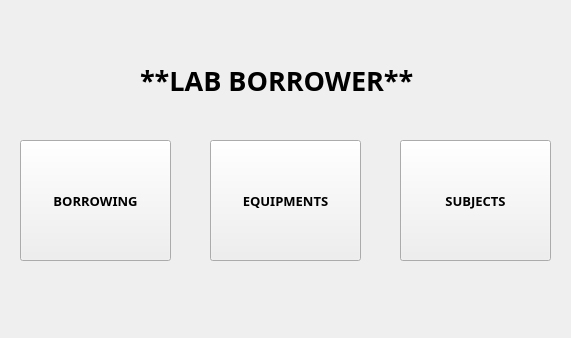
Before: the Qt Designer form homedisplay.ui in markytools/sume-borrower-app, drawn with Qt 5.
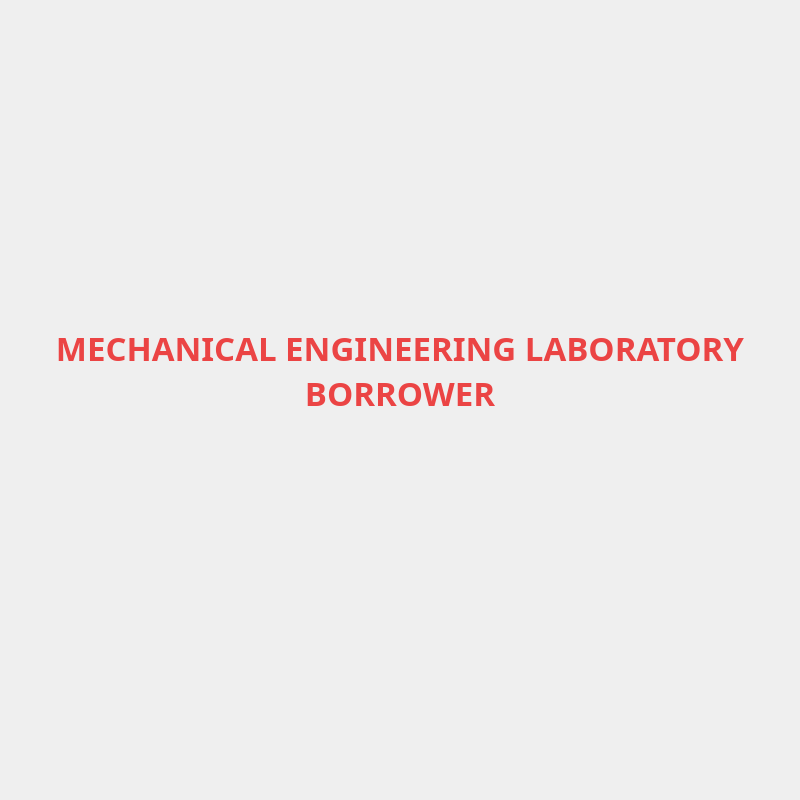
After: the same form once the commit is applied. Icons and pictures are not drawn.

The edit to the form file:
```diff
--- a/homedisplay.ui
+++ b/homedisplay.ui
@@ -6,14 +6,14 @@
    <rect>
     <x>0</x>
     <y>0</y>
-    <width>571</width>
-    <height>338</height>
+    <width>800</width>
+    <height>800</height>
    </rect>
   </property>
   <property name="minimumSize">
    <size>
-    <width>571</width>
-    <height>338</height>
+    <width>750</width>
+    <height>600</height>
    </size>
   </property>
   <property name="maximumSize">
@@ -25,90 +25,338 @@
   <property name="windowTitle">
    <string>Form</string>
   </property>
-  <widget class="QLabel" name="label_2">
-   <property name="geometry">
-    <rect>
-     <x>140</x>
-     <y>40</y>
-     <width>301</width>
-     <height>81</height>
-    </rect>
-   </property>
-   <property name="font">
-    <font>
-     <family>Segoe UI Black</family>
-     <pointsize>20</pointsize>
-     <weight>75</weight>
-     <bold>true</bold>
-    </font>
-   </property>
-   <property name="text">
-    <string>**LAB BORROWER**</string>
-   </property>
-  </widget>
-  <widget class="QPushButton" name="Borrowing">
-   <property name="geometry">
-    <rect>
-     <x>20</x>
-     <y>140</y>
-     <width>151</width>
-     <height>121</height>
-    </rect>
-   </property>
-   <property name="font">
-    <font>
-     <family>Segoe UI Black</family>
-     <pointsize>10</pointsize>
-     <weight>75</weight>
-     <bold>true</bold>
-    </font>
-   </property>
-   <property name="text">
-    <string>BORROWING</string>
-   </property>
-  </widget>
-  <widget class="QPushButton" name="Equipments">
-   <property name="geometry">
-    <rect>
-     <x>210</x>
-     <y>140</y>
-     <width>151</width>
-     <height>121</height>
-    </rect>
-   </property>
-   <property name="font">
-    <font>
-     <family>Segoe UI Black</family>
-     <pointsize>10</pointsize>
-     <weight>75</weight>
-     <bold>true</bold>
-    </font>
-   </property>
-   <property name="text">
-    <string>EQUIPMENTS</string>
-   </property>
-  </widget>
-  <widget class="QPushButton" name="Subjects">
-   <property name="geometry">
-    <rect>
-     <x>400</x>
-     <y>140</y>
-     <width>151</width>
-     <height>121</height>
-    </rect>
-   </property>
-   <property name="font">
-    <font>
-     <family>Segoe UI Black</family>
-     <pointsize>10</pointsize>
-     <weight>75</weight>
-     <bold>true</bold>
-    </font>
-   </property>
-   <property name="text">
-    <string>SUBJECTS</string>
-   </property>
-  </widget>
+  <property name="styleSheet">
+   <string notr="true">#HomeDisplay{
+border-color: white;
+background:none;
+border:none;
+}</string>
+  </property>
+  <layout class="QGridLayout" name="gridLayout_2">
+   <item row="3" column="0">
+    <layout class="QGridLayout" name="gridLayout">
+     <item row="0" column="0">
+      <spacer name="horizontalSpacer_5">
+       <property name="orientation">
+        <enum>Qt::Horizontal</enum>
+       </property>
+       <property name="sizeType">
+        <enum>QSizePolicy::Fixed</enum>
+       </property>
+       <property name="sizeHint" stdset="0">
+        <size>
+         <width>70</width>
+         <height>20</height>
+        </size>
+       </property>
+      </spacer>
+     </item>
+     <item row="0" column="3">
+      <widget class="QPushButton" name="Equipments">
+       <property name="sizePolicy">
+        <sizepolicy hsizetype="Minimum" vsizetype="Minimum">
+         <horstretch>0</horstretch>
+         <verstretch>0</verstretch>
+        </sizepolicy>
+       </property>
+       <property name="font">
+        <font>
+         <family>Segoe UI Black</family>
+         <pointsize>10</pointsize>
+         <weight>75</weight>
+         <bold>true</bold>
+        </font>
+       </property>
+       <property name="styleSheet">
+        <string notr="true">#Equipments{
+border-image:url(:/images/images/equips.png);
+background:none;
+border:none;
+}</string>
+       </property>
+       <property name="text">
+        <string/>
+       </property>
+      </widget>
+     </item>
+     <item row="0" column="5">
+      <widget class="QPushButton" name="Subjects">
+       <property name="sizePolicy">
+        <sizepolicy hsizetype="Minimum" vsizetype="Minimum">
+         <horstretch>0</horstretch>
+         <verstretch>0</verstretch>
+        </sizepolicy>
+       </property>
+       <property name="font">
+        <font>
+         <family>Segoe UI Black</family>
+         <pointsize>10</pointsize>
+         <weight>75</weight>
+         <bold>true</bold>
+        </font>
+       </property>
+       <property name="styleSheet">
+        <string notr="true">#Subjects{
+border-image:url(:/images/images/subs.png);
+background:none;
+border:none;
+}</string>
+       </property>
+       <property name="text">
+        <string/>
+       </property>
+      </widget>
+     </item>
+     <item row="0" column="1">
+      <widget class="QPushButton" name="Borrowing">
+       <property name="sizePolicy">
+        <sizepolicy hsizetype="Minimum" vsizetype="Minimum">
+         <horstretch>0</horstretch>
+         <verstretch>0</verstretch>
+        </sizepolicy>
+       </property>
+       <property name="font">
+        <font>
+         <family>Segoe UI Black</family>
+         <pointsize>10</pointsize>
+         <weight>75</weight>
+         <bold>true</bold>
+        </font>
+       </property>
+       <property name="styleSheet">
+        <string notr="true">#Borrowing{
+border-image:url(:/images/images/borrow.png);
+background:none;
+border:none;
+}</string>
+       </property>
+       <property name="text">
+        <string/>
+       </property>
+      </widget>
+     </item>
+     <item row="0" column="2">
+      <spacer name="horizontalSpacer_6">
+       <property name="orientation">
+        <enum>Qt::Horizontal</enum>
+       </property>
+       <property name="sizeType">
+        <enum>QSizePolicy::Fixed</enum>
+       </property>
+       <property name="sizeHint" stdset="0">
+        <size>
+         <width>50</width>
+         <height>20</height>
+        </size>
+       </property>
+      </spacer>
+     </item>
+     <item row="0" column="4">
+      <spacer name="horizontalSpacer_7">
+       <property name="orientation">
+        <enum>Qt::Horizontal</enum>
+       </property>
+       <property name="sizeType">
+        <enum>QSizePolicy::Fixed</enum>
+       </property>
+       <property name="sizeHint" stdset="0">
+        <size>
+         <width>50</width>
+         <height>20</height>
+        </size>
+       </property>
+      </spacer>
+     </item>
+     <item row="0" column="6">
+      <spacer name="horizontalSpacer_8">
+       <property name="orientation">
+        <enum>Qt::Horizontal</enum>
+       </property>
+       <property name="sizeType">
+        <enum>QSizePolicy::Fixed</enum>
+       </property>
+       <property name="sizeHint" stdset="0">
+        <size>
+         <width>70</width>
+         <height>20</height>
+        </size>
+       </property>
+      </spacer>
+     </item>
+    </layout>
+   </item>
+   <item row="0" column="0">
+    <layout class="QHBoxLayout" name="horizontalLayout">
+     <item>
+      <spacer name="horizontalSpacer_3">
+       <property name="orientation">
+        <enum>Qt::Horizontal</enum>
+       </property>
+       <property name="sizeType">
+        <enum>QSizePolicy::Fixed</enum>
+       </property>
+       <property name="sizeHint" stdset="0">
+        <size>
+         <width>80</width>
+         <height>20</height>
+        </size>
+       </property>
+      </spacer>
+     </item>
+     <item>
+      <layout class="QVBoxLayout" name="verticalLayout">
+       <item>
+        <spacer name="verticalSpacer_2">
+         <property name="orientation">
+          <enum>Qt::Vertical</enum>
+         </property>
+         <property name="sizeType">
+          <enum>QSizePolicy::Fixed</enum>
+         </property>
+         <property name="sizeHint" stdset="0">
+          <size>
+           <width>20</width>
+           <height>25</height>
+          </size>
+         </property>
+        </spacer>
+       </item>
+       <item>
+        <widget class="QLabel" name="label">
+         <property name="styleSheet">
+          <string notr="true">#label{
+background-color:transparent;
+border-image:url(:/images/images/su_logo_extended.png);
+background:none;
+border:none;
+}</string>
+         </property>
+         <property name="text">
+          <string/>
+         </property>
+        </widget>
+       </item>
+       <item>
+        <spacer name="verticalSpacer">
+         <property name="orientation">
+          <enum>Qt::Vertical</enum>
+         </property>
+         <property name="sizeType">
+          <enum>QSizePolicy::Fixed</enum>
+         </property>
+         <property name="sizeHint" stdset="0">
+          <size>
+           <width>20</width>
+           <height>25</height>
+          </size>
+         </property>
+        </spacer>
+       </item>
+      </layout>
+     </item>
+     <item>
+      <spacer name="horizontalSpacer_4">
+       <property name="orientation">
+        <enum>Qt::Horizontal</enum>
+       </property>
+       <property name="sizeType">
+        <enum>QSizePolicy::Fixed</enum>
+       </property>
+       <property name="sizeHint" stdset="0">
+        <size>
+         <width>80</width>
+         <height>20</height>
+        </size>
+       </property>
+      </spacer>
+     </item>
+    </layout>
+   </item>
+   <item row="1" column="0">
+    <layout class="QHBoxLayout" name="horizontalLayout_2">
+     <item>
+      <spacer name="horizontalSpacer">
+       <property name="orientation">
+        <enum>Qt::Horizontal</enum>
+       </property>
+       <property name="sizeType">
+        <enum>QSizePolicy::Fixed</enum>
+       </property>
+       <property name="sizeHint" stdset="0">
+        <size>
+         <width>40</width>
+         <height>20</height>
+        </size>
+       </property>
+      </spacer>
+     </item>
+     <item>
+      <widget class="QLabel" name="label_2">
+       <property name="font">
+        <font>
+         <family>Adobe Gothic Std B</family>
+         <pointsize>25</pointsize>
+         <weight>75</weight>
+         <bold>true</bold>
+        </font>
+       </property>
+       <property name="autoFillBackground">
+        <bool>false</bool>
+       </property>
+       <property name="styleSheet">
+        <string notr="true">#label_2{
+background-color:transparent;
+color: #eb4444;
+background:none;
+border:none;
+}</string>
+       </property>
+       <property name="text">
+        <string>MECHANICAL ENGINEERING LABORATORY BORROWER</string>
+       </property>
+       <property name="alignment">
+        <set>Qt::AlignCenter</set>
+       </property>
+       <property name="wordWrap">
+        <bool>true</bool>
+       </property>
+      </widget>
+     </item>
+     <item>
+      <spacer name="horizontalSpacer_2">
+       <property name="orientation">
+        <enum>Qt::Horizontal</enum>
+       </property>
+       <property name="sizeType">
+        <enum>QSizePolicy::Fixed</enum>
+       </property>
+       <property name="sizeHint" stdset="0">
+        <size>
+         <width>40</width>
+         <height>20</height>
+        </size>
+       </property>
+      </spacer>
+     </item>
+    </layout>
+   </item>
+   <item row="2" column="0">
+    <spacer name="verticalSpacer_3">
+     <property name="orientation">
+      <enum>Qt::Vertical</enum>
+     </property>
+     <property name="sizeType">
+      <enum>QSizePolicy::Fixed</enum>
+     </property>
+     <property name="sizeHint" stdset="0">
+      <size>
+       <width>20</width>
+       <height>60</height>
+      </size>
+     </property>
+    </spacer>
+   </item>
+  </layout>
  </widget>
  <resources/>
  <connections/>
```
